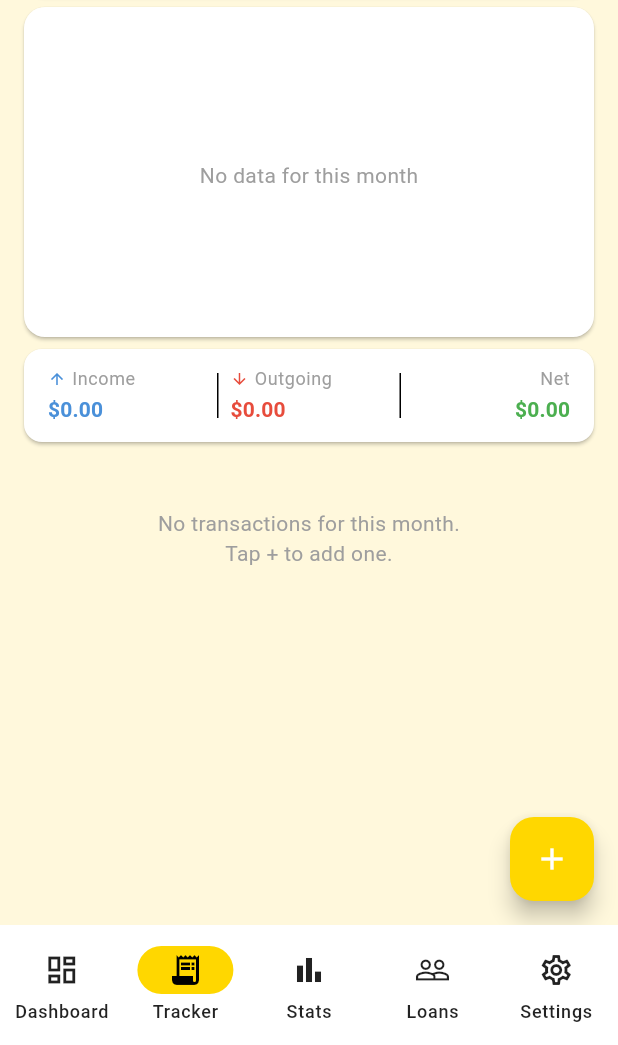
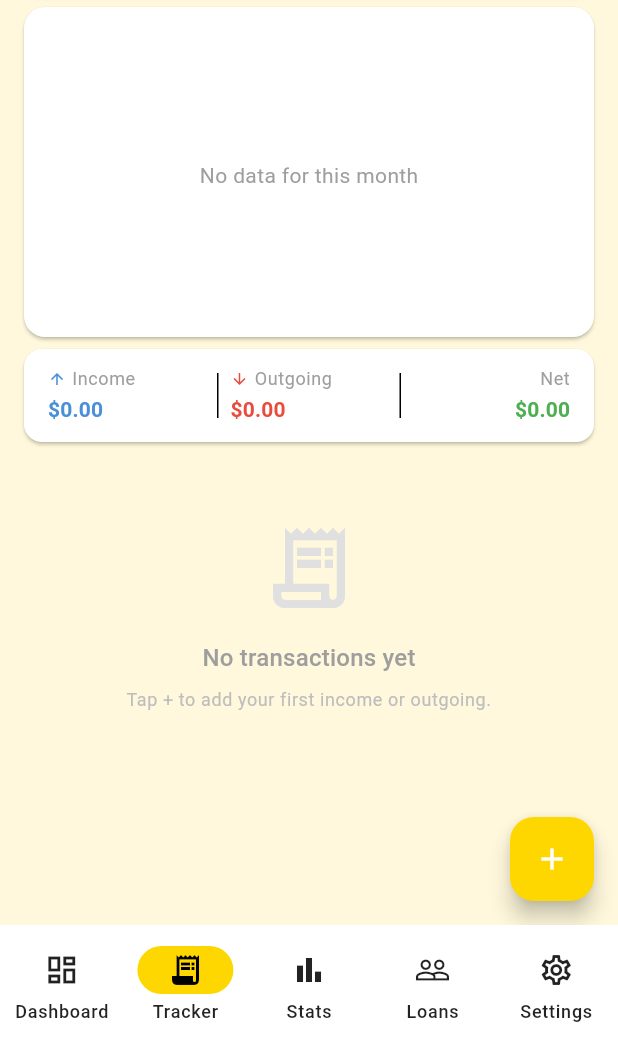
Before and after one commit to MIbrahimPro/fanacial-v2, a Flutter app: the screen it shows after launch, item 2 of the bottom bar chosen, on a phone screen of 412 x 824 dp, the part 191-1236 px from its top. Run offline on Flutter 3.47's test engine with Material 3 defaults, Android fonts, the phone set to English and light mode, and no system bars; our stand-ins replace connectivity_plus, flutter_secure_storage, hive, hive_flutter; accounts and stored records are empty; Roboto replaces fonts that are missing (Poppins); project files that could hold a hidden picture were left out.

Commit message:
Phase 9: Polish — empty states, page transitions, SETUP.md; Build APK + Linux binary; Phases 3-6: Stats, Loans, Dashboard, Settings, adaptive nav; Phase 8: Sync layer

```diff
--- a/money_manager_app/lib/screens/monthly_tracker/widgets/transaction_list.dart
+++ b/money_manager_app/lib/screens/monthly_tracker/widgets/transaction_list.dart
@@ -3,6 +3,7 @@ import 'package:provider/provider.dart';
 
 import '../../../models/index.dart';
 import '../../../providers/monthly_tracker_provider.dart';
+import '../../../widgets/empty_state.dart';
 import 'transaction_list_item.dart';
 
 class TransactionList extends StatefulWidget {
@@ -22,17 +23,10 @@ class _TransactionListState extends State<TransactionList> {
     final tags = provider.tags;
 
     if (transactions.isEmpty) {
-      return Center(
-        child: Padding(
-          padding: const EdgeInsets.symmetric(vertical: 40, horizontal: 32),
-          child: Text(
-            'No transactions for this month.\nTap + to add one.',
-            textAlign: TextAlign.center,
-            style: Theme.of(context).textTheme.bodyMedium?.copyWith(
-                  color: Colors.grey,
-                ),
-          ),
-        ),
+      return EmptyState(
+        icon: Icons.receipt_long_outlined,
+        title: 'No transactions yet',
+        subtitle: 'Tap + to add your first income or outgoing.',
       );
     }
 
--- a/money_manager_app/lib/utils/app_theme.dart
+++ b/money_manager_app/lib/utils/app_theme.dart
@@ -9,6 +9,13 @@ class AppTheme {
   static const Color darkBg = Color(0xFF1a1a1a);
   static const Color darkSurface = Color(0xFF2d2d2d);
   static const Color darkCard = Color(0xFF333333);
+
+  static const _pageTransitions = PageTransitionsTheme(
+    builders: {
+      TargetPlatform.android: CupertinoPageTransitionsBuilder(),
+      TargetPlatform.linux: CupertinoPageTransitionsBuilder(),
+    },
+  );
 
   static ThemeData get lightTheme => ThemeData(
         useMaterial3: true,
@@ -73,6 +80,7 @@ class AppTheme {
             ),
           ),
         ),
+        pageTransitionsTheme: _pageTransitions,
       );
 
   static ThemeData get darkTheme => ThemeData(
@@ -138,5 +146,6 @@ class AppTheme {
             ),
           ),
         ),
+        pageTransitionsTheme: _pageTransitions,
       );
 }
--- /dev/null
+++ b/money_manager_app/lib/widgets/empty_state.dart
@@ -0,0 +1,67 @@
+import 'package:flutter/material.dart';
+
+class EmptyState extends StatelessWidget {
+  final IconData icon;
+  final String title;
+  final String subtitle;
+  final String? actionLabel;
+  final VoidCallback? onAction;
+
+  const EmptyState({
+    super.key,
+    required this.icon,
+    required this.title,
+    this.subtitle = '',
+    this.actionLabel,
+    this.onAction,
+  });
+
+  @override
+  Widget build(BuildContext context) {
+    final theme = Theme.of(context);
+    return Semantics(
+      label: '$title. $subtitle',
+      child: Center(
+        child: Padding(
+          padding: const EdgeInsets.symmetric(vertical: 48, horizontal: 32),
+          child: Column(
+            mainAxisSize: MainAxisSize.min,
+            children: [
+              Icon(icon, size: 64, color: Colors.grey.shade300),
+              const SizedBox(height: 16),
+              Text(
+                title,
+                textAlign: TextAlign.center,
+                style: theme.textTheme.titleMedium?.copyWith(
+                  color: Colors.grey.shade500,
+                  fontWeight: FontWeight.w500,
+                ),
+              ),
+              if (subtitle.isNotEmpty) ...[
+                const SizedBox(height: 8),
+                Text(
+                  subtitle,
+                  textAlign: TextAlign.center,
+                  style: theme.textTheme.bodySmall?.copyWith(
+                    color: Colors.grey.shade400,
+                  ),
+                ),
+              ],
+              if (actionLabel != null && onAction != null) ...[
+                const SizedBox(height: 20),
+                Semantics(
+                  button: true,
+                  child: FilledButton.tonalIcon(
+                    onPressed: onAction,
+                    icon: const Icon(Icons.add, size: 18),
+                    label: Text(actionLabel!),
+                  ),
+                ),
+              ],
+            ],
+          ),
+        ),
+      ),
+    );
+  }
+}
```
Also changed, not shown: money_manager_app/lib/screens/loans_manager/pages/person_detail_page.dart (+5 -6 lines), money_manager_app/lib/screens/loans_manager_screen.dart (+6 -10 lines), money_manager_app/lib/screens/stats_manager/widgets/stats_card.dart (+7 -7 lines), 2 other files.
